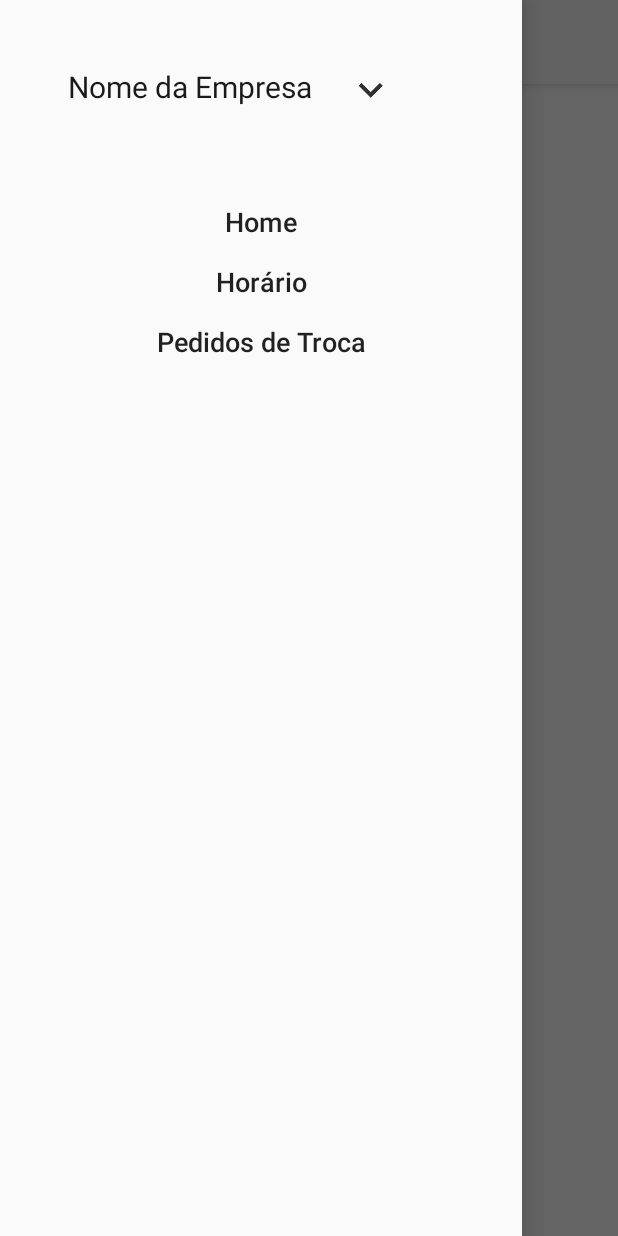
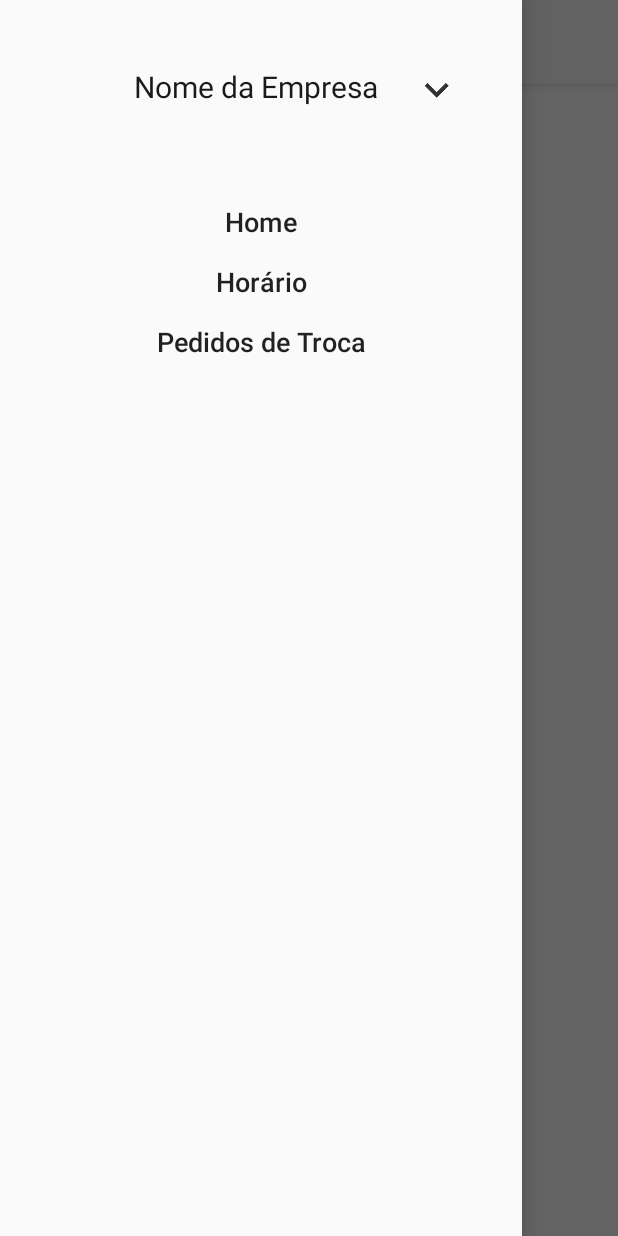
Before and after one commit to Btweety/LoginScreen, an Android app: the screen it shows after launch once a user with an empty profile is signed in (HomeActivity), with the side drawer open, on a phone screen of 412 x 824 dp. Run offline under Robolectric (Android 15) with nearby library versions, the phone set to English and light mode, and no system bars; our stand-ins replace Firebase (no records; nobody signed in at launch, a user with empty details on screens opened directly).

Commit message:
-adicionar os fragmentos restantes (horarios & pedidosTroca), -centrar texto no header

```diff
--- a/app/src/main/java/com/example/android/loginscreen/HomeActivity.java
+++ b/app/src/main/java/com/example/android/loginscreen/HomeActivity.java
@@ -13,10 +13,11 @@ import android.support.v7.widget.Toolbar;
 import android.text.Layout;
 import android.text.SpannableString;
 import android.text.style.AlignmentSpan;
-import android.view.Menu;
 import android.view.MenuItem;
 
-import com.google.firebase.auth.FirebaseAuth;
+import com.example.android.loginscreen.fragments.HomePageFragment;
+import com.example.android.loginscreen.fragments.HorariosFragment;
+import com.example.android.loginscreen.fragments.PedidosTrocaFragment;
 
 public class HomeActivity extends AppCompatActivity {
 
--- a/app/src/main/java/com/example/android/loginscreen/PedidosTrocaFragment.java
+++ b/app/src/main/java/com/example/android/loginscreen/fragments/PedidosTrocaFragment.java
@@ -1,4 +1,4 @@
-package com.example.android.loginscreen;
+package com.example.android.loginscreen.fragments;
 
 import android.content.Context;
 import android.net.Uri;
@@ -8,6 +8,8 @@ import android.view.LayoutInflater;
 import android.view.View;
 import android.view.ViewGroup;
 
+import com.example.android.loginscreen.R;
+
 public class PedidosTrocaFragment extends Fragment {
     @Override
     public View onCreateView(LayoutInflater inflater, ViewGroup container,
--- a/app/src/main/res/layout/fragment_home_page.xml
+++ b/app/src/main/res/layout/fragment_home_page.xml
@@ -3,9 +3,8 @@
     xmlns:tools="http://schemas.android.com/tools"
     android:layout_width="match_parent"
     android:layout_height="match_parent"
-    tools:context=".HomePageFragment">
+    tools:context=".fragments.HomePageFragment">
 
-    <!-- TODO: Update blank fragment layout -->
     <ImageView
         android:layout_width="match_parent"
         android:layout_height="match_parent"
--- a/app/src/main/res/layout/fragment_horarios.xml
+++ b/app/src/main/res/layout/fragment_horarios.xml
@@ -3,7 +3,7 @@
     xmlns:tools="http://schemas.android.com/tools"
     android:layout_width="match_parent"
     android:layout_height="match_parent"
-    tools:context=".HorariosFragment">
+    tools:context=".fragments.HorariosFragment">
 
     <!-- TODO: Update blank fragment layout -->
     <TextView
--- a/app/src/main/res/layout/fragment_pedidos_troca.xml
+++ b/app/src/main/res/layout/fragment_pedidos_troca.xml
@@ -3,7 +3,7 @@
     xmlns:tools="http://schemas.android.com/tools"
     android:layout_width="match_parent"
     android:layout_height="match_parent"
-    tools:context=".PedidosTrocaFragment">
+    tools:context=".fragments.PedidosTrocaFragment">
 
     <!-- TODO: Update blank fragment layout -->
     <TextView
--- a/app/src/main/res/layout/header.xml
+++ b/app/src/main/res/layout/header.xml
@@ -14,7 +14,7 @@
             android:layout_centerInParent="true"
             android:drawableEnd="@drawable/showmore"
             android:drawablePadding="24dp"
-            android:paddingEnd="40dp"
+            android:paddingStart="48dp"
             android:text="@string/nome_da_empresa"
             android:textAlignment="center"
             android:textColor="@color/dark"
```
Also changed, not shown: app/src/main/java/com/example/android/loginscreen/fragments/HomePageFragment.java (renamed from app/src/main/java/com/example/android/loginscreen/HorariosFragment.java, +5 -5 lines), app/src/main/java/com/example/android/loginscreen/fragments/HorariosFragment.java (renamed from app/src/main/java/com/example/android/loginscreen/HomePageFragment.java, +7 -3 lines).
